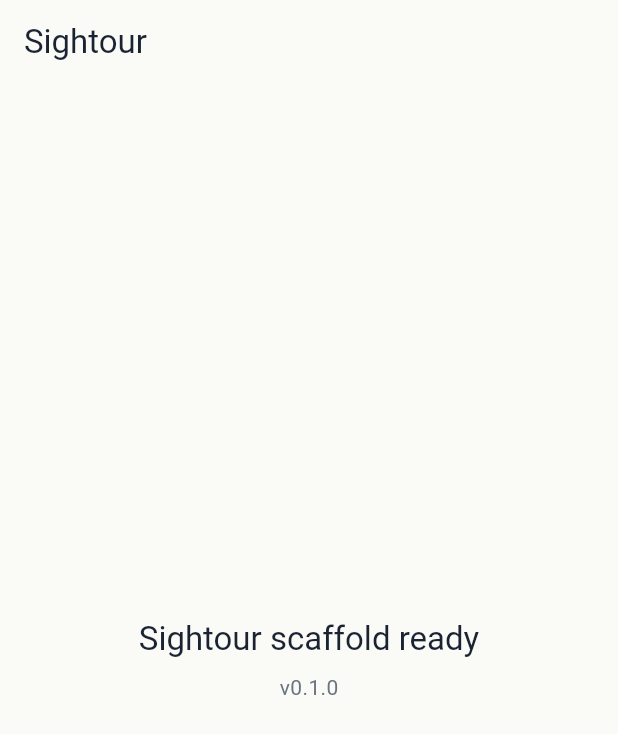
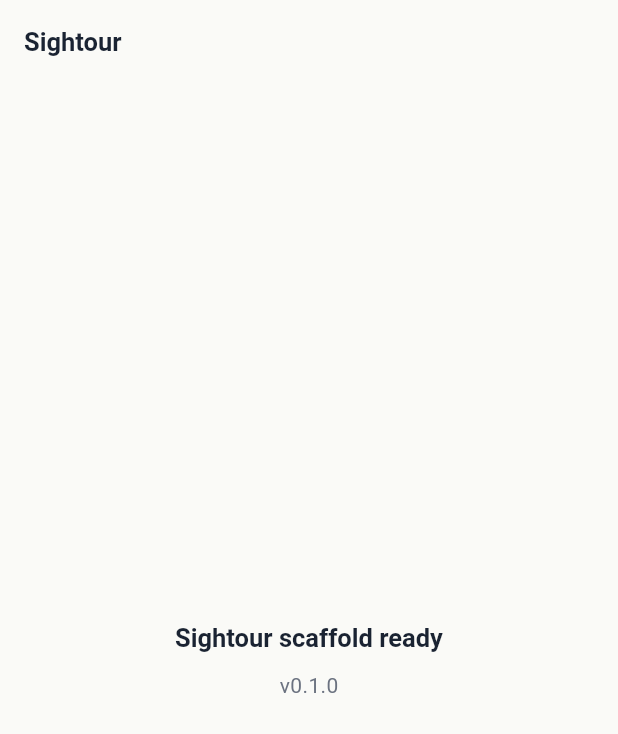
Before and after one commit to Yuanzhou2019/tour, a Flutter app: the screen it shows after launch, on a phone screen of 412 x 824 dp. Shown: the top 734 px of the screen. Run offline on Flutter 3.47's test engine with Material 3 defaults, Android fonts, the phone set to English and light mode, and no system bars; our stand-ins replace flutter_bloc, get_it, go_router, hive_ce, hive_ce_flutter, package_info_plus; accounts and stored records are empty.

Commit message:
feat(theme): light/dark theme with full design tokens

```diff
--- /dev/null
+++ b/app/lib/core/theme/app_colors.dart
@@ -0,0 +1,41 @@
+import 'package:flutter/material.dart';
+
+class AppColors {
+  AppColors._();
+
+  // Slate
+  static const slate900 = Color(0xFF1A2332);
+  static const slate700 = Color(0xFF374151);
+  static const slate500 = Color(0xFF6B7280);
+  static const slate300 = Color(0xFFCBD5E1);
+  static const slate200 = Color(0xFFE2E8F0);
+  static const slate100 = Color(0xFFF1F5F9);
+  static const slate50 = Color(0xFFF8FAFC);
+
+  // Blue
+  static const blue600 = Color(0xFF2A4365);
+  static const blue500 = Color(0xFF3B5998);
+  static const blue50 = Color(0xFFEEF2F7);
+
+  // Sand
+  static const sand500 = Color(0xFFD4A574);
+  static const sand50 = Color(0xFFFAF3E7);
+  static const sandText = Color(0xFF8B6B3E);
+
+  // Sage
+  static const sage600 = Color(0xFF5B8C5A);
+  static const sage50 = Color(0xFFEEF5EC);
+
+  // Amber
+  static const amber500 = Color(0xFFD97706);
+  static const amber50 = Color(0xFFFEF3E2);
+
+  // Clay
+  static const clay600 = Color(0xFFC2410C);
+  static const clay50 = Color(0xFFFDF0E8);
+
+  // Neutral
+  static const ivory = Color(0xFFFAFAF7);
+  static const white = Color(0xFFFFFFFF);
+  static const black = Color(0xFF000000);
+}
--- /dev/null
+++ b/app/lib/core/theme/app_radius.dart
@@ -0,0 +1,8 @@
+class AppRadius {
+  AppRadius._();
+  static const sm = 8.0;
+  static const md = 12.0;
+  static const lg = 16.0;
+  static const xl = 20.0;
+  static const full = 999.0;
+}
--- /dev/null
+++ b/app/lib/core/theme/app_text_styles.dart
@@ -0,0 +1,23 @@
+import 'package:flutter/material.dart';
+
+class AppTextTheme {
+  AppTextTheme._();
+
+  static const TextTheme textTheme = TextTheme(
+    displayLarge: TextStyle(fontSize: 48, height: 1.16, fontWeight: FontWeight.w700),
+    displayMedium: TextStyle(fontSize: 36, height: 1.22, fontWeight: FontWeight.w700),
+    displaySmall: TextStyle(fontSize: 28, height: 1.28, fontWeight: FontWeight.w700),
+    headlineLarge: TextStyle(fontSize: 24, height: 1.33, fontWeight: FontWeight.w700),
+    headlineMedium: TextStyle(fontSize: 20, height: 1.4, fontWeight: FontWeight.w600),
+    headlineSmall: TextStyle(fontSize: 18, height: 1.44, fontWeight: FontWeight.w600),
+    titleLarge: TextStyle(fontSize: 17, height: 1.5, fontWeight: FontWeight.w600),
+    titleMedium: TextStyle(fontSize: 15, height: 1.6, fontWeight: FontWeight.w500),
+    titleSmall: TextStyle(fontSize: 13, height: 1.7, fontWeight: FontWeight.w500),
+    bodyLarge: TextStyle(fontSize: 16, height: 1.5, fontWeight: FontWeight.w400),
+    bodyMedium: TextStyle(fontSize: 14, height: 1.57, fontWeight: FontWeight.w400),
+    bodySmall: TextStyle(fontSize: 12, height: 1.66, fontWeight: FontWeight.w400),
+    labelLarge: TextStyle(fontSize: 14, height: 1.43, fontWeight: FontWeight.w500),
+    labelMedium: TextStyle(fontSize: 12, height: 1.5, fontWeight: FontWeight.w500),
+    labelSmall: TextStyle(fontSize: 11, height: 1.45, fontWeight: FontWeight.w500),
+  );
+}
--- a/app/lib/core/theme/app_theme.dart
+++ b/app/lib/core/theme/app_theme.dart
@@ -1,34 +1,8 @@
 import 'package:flutter/material.dart';
 
-/// Design tokens — see [Architecture Spec §9.2](https://example.com).
-class AppColors {
-  AppColors._();
-
-  static const Color slate900 = Color(0xFF1A2332);
-  static const Color slate700 = Color(0xFF374151);
-  static const Color slate500 = Color(0xFF6B7280);
-  static const Color slate200 = Color(0xFFE2E8F0);
-  static const Color slate100 = Color(0xFFF1F5F9);
-  static const Color slate50 = Color(0xFFF8FAFC);
-
-  static const Color blue600 = Color(0xFF2A4365);
-  static const Color blue50 = Color(0xFFEEF2F7);
-
-  static const Color sand500 = Color(0xFFD4A574);
-  static const Color sand50 = Color(0xFFFAF3E7);
-
-  static const Color sage600 = Color(0xFF5B8C5A);
-  static const Color sage50 = Color(0xFFEEF5EC);
-
-  static const Color amber500 = Color(0xFFD97706);
-  static const Color amber50 = Color(0xFFFEF3E2);
-
-  static const Color clay600 = Color(0xFFC2410C);
-  static const Color clay50 = Color(0xFFFDF0E8);
-
-  static const Color ivory = Color(0xFFFAFAF7);
-  static const Color white = Color(0xFFFFFFFF);
-}
+import 'app_colors.dart';
+import 'app_radius.dart';
+import 'app_text_styles.dart';
 
 class AppTheme {
   AppTheme._();
@@ -48,11 +22,41 @@ class AppTheme {
         onError: AppColors.white,
       ),
       scaffoldBackgroundColor: AppColors.ivory,
+      textTheme: AppTextTheme.textTheme,
       appBarTheme: const AppBarTheme(
         backgroundColor: AppColors.ivory,
         foregroundColor: AppColors.slate900,
         elevation: 0,
         centerTitle: false,
+      ),
+      cardTheme: const CardThemeData(
+        color: AppColors.white,
+        elevation: 0,
+        margin: EdgeInsets.zero,
+        shape: RoundedRectangleBorder(
+          borderRadius: BorderRadius.all(Radius.circular(AppRadius.lg)),
+          side: BorderSide(color: AppColors.slate200),
+        ),
+      ),
+      chipTheme: ChipThemeData(
+        backgroundColor: AppColors.slate100,
+        labelStyle: AppTextTheme.textTheme.labelMedium,
+        side: BorderSide.none,
+        shape: RoundedRectangleBorder(
+          borderRadius: BorderRadius.circular(AppRadius.full),
+        ),
+      ),
+      bottomNavigationBarTheme: const BottomNavigationBarThemeData(
+        backgroundColor: AppColors.white,
+        selectedItemColor: AppColors.blue600,
+        unselectedItemColor: AppColors.slate500,
+        type: BottomNavigationBarType.fixed,
+        elevation: 0,
+      ),
+      dividerTheme: const DividerThemeData(
+        color: AppColors.slate200,
+        space: 1,
+        thickness: 1,
       ),
     );
   }
@@ -71,6 +75,11 @@ class AppTheme {
         error: AppColors.clay600,
         onError: AppColors.white,
       ),
+      scaffoldBackgroundColor: AppColors.slate900,
+      textTheme: AppTextTheme.textTheme.apply(
+        bodyColor: AppColors.ivory,
+        displayColor: AppColors.ivory,
+      ),
     );
   }
 }
--- a/app/lib/features/onboarding/presentation/pages/home_page.dart
+++ b/app/lib/features/onboarding/presentation/pages/home_page.dart
@@ -1,6 +1,6 @@
 import 'package:flutter/material.dart';
 import 'package:package_info_plus/package_info_plus.dart';
-import 'package:sightour/core/theme/app_theme.dart';
+import 'package:sightour/core/theme/app_colors.dart';
 
 /// Placeholder home page for Stage 0 scaffold.
 ///
```
Also changed, not shown: app/lib/core/theme/app_shadow.dart (added, +26 -0 lines), app/lib/core/theme/app_spacing.dart (added, +14 -0 lines), app/lib/core/theme/theme_cubit.dart (added, +22 -0 lines), 3 other files.
